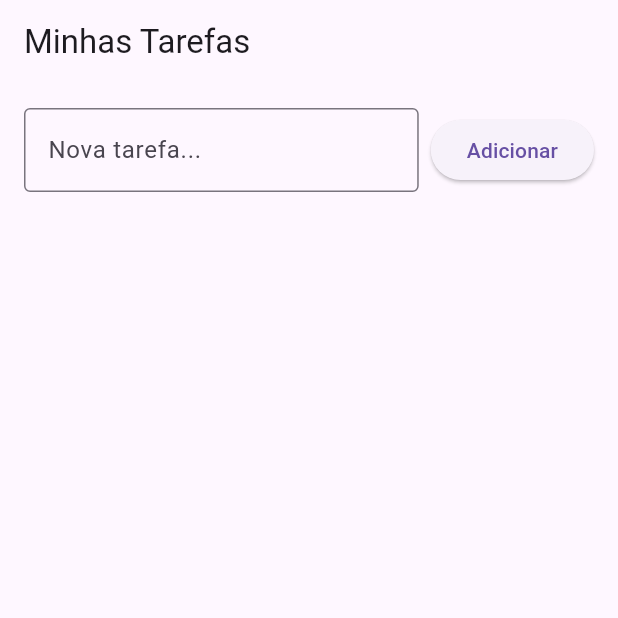
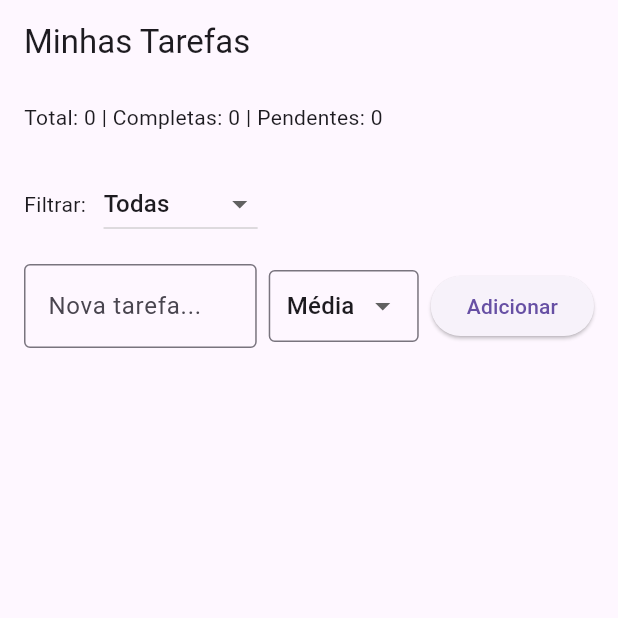
Before and after one commit to gustavo-p0/task_manager, a Flutter app: the screen it shows after launch, after a tap on "Adicionar", on a phone screen of 412 x 824 dp, the top half of it. Run offline on Flutter 3.47's test engine with Material 3 defaults, Android fonts, the phone set to English and light mode, and no system bars; our stand-ins replace sqflite; accounts and stored records are empty.

Commit message:
chore: add aditional features

```diff
--- a/lib/screens/task_list_screen.dart
+++ b/lib/screens/task_list_screen.dart
@@ -19,7 +19,10 @@ class TaskListScreen extends StatefulWidget {
 
 class _TaskListScreenState extends State<TaskListScreen> {
   List<Task> _tasks = [];
+  List<Task> _filteredTasks = [];
   final _titleController = TextEditingController();
+  String _selectedPriority = 'medium';
+  String _selectedFilter = 'todas';
 
   @override
   void initState() {
@@ -29,13 +32,34 @@ class _TaskListScreenState extends State<TaskListScreen> {
 
   Future<void> _loadTasks() async {
     final tasks = await DatabaseService.instance.readAll();
-    setState(() => _tasks = tasks);
+    setState(() {
+      _tasks = tasks;
+      _applyFilter();
+    });
+  }
+
+  void _applyFilter() {
+    setState(() {
+      switch (_selectedFilter) {
+        case 'completas':
+          _filteredTasks = _tasks.where((task) => task.completed).toList();
+          break;
+        case 'pendentes':
+          _filteredTasks = _tasks.where((task) => !task.completed).toList();
+          break;
+        default:
+          _filteredTasks = _tasks;
+      }
+    });
   }
 
   Future<void> _addTask() async {
     if (_titleController.text.trim().isEmpty) return;
 
-    final task = Task(title: _titleController.text.trim());
+    final task = Task(
+      title: _titleController.text.trim(),
+      priority: _selectedPriority,
+    );
     await DatabaseService.instance.create(task);
     _titleController.clear();
     _loadTasks();
@@ -52,17 +76,88 @@ class _TaskListScreenState extends State<TaskListScreen> {
     _loadTasks();
   }
 
+  String _getPriorityText(String priority) {
+    switch (priority) {
+      case 'high':
+        return 'Alta';
+      case 'medium':
+        return 'Média';
+      case 'low':
+        return 'Baixa';
+      default:
+        return 'Média';
+    }
+  }
+
+  Color _getPriorityColor(String priority) {
+    switch (priority) {
+      case 'high':
+        return Colors.red;
+      case 'medium':
+        return Colors.orange;
+      case 'low':
+        return Colors.green;
+      default:
+        return Colors.orange;
+    }
+  }
+
   @override
   Widget build(BuildContext context) {
+    final completedCount = _tasks.where((task) => task.completed).length;
+    final pendingCount = _tasks.where((task) => !task.completed).length;
+
     return Scaffold(
       appBar: AppBar(
         title: const Text('Minhas Tarefas'),
+        bottom: PreferredSize(
+          preferredSize: const Size.fromHeight(40),
+          child: Padding(
+            padding: const EdgeInsets.symmetric(horizontal: 16, vertical: 8),
+            child: Row(
+              mainAxisAlignment: MainAxisAlignment.spaceBetween,
+              children: [
+                Text(
+                  'Total: ${_tasks.length} | Completas: $completedCount | Pendentes: $pendingCount',
+                  style: const TextStyle(fontSize: 14),
+                ),
+              ],
+            ),
+          ),
+        ),
       ),
       body: Column(
         children: [
+          // Filtros
           Padding(
             padding: const EdgeInsets.all(16),
             child: Row(
+              children: [
+                const Text('Filtrar: '),
+                const SizedBox(width: 8),
+                DropdownButton<String>(
+                  value: _selectedFilter,
+                  onChanged: (String? newValue) {
+                    setState(() {
+                      _selectedFilter = newValue!;
+                      _applyFilter();
+                    });
+                  },
+                  items: const [
+                    DropdownMenuItem(value: 'todas', child: Text('Todas')),
+                    DropdownMenuItem(value: 'pendentes', child: Text('Pendentes')),
+                    DropdownMenuItem(value: 'completas', child: Text('Completas')),
+                  ],
+                ),
+              ],
+            ),
+          ),
+          // Formulário de nova tarefa
+          Padding(
+            padding: const EdgeInsets.symmetric(horizontal: 16),
+            child: Column(
+              children: [
+                Row(
                   children: [
                     Expanded(
                       child: TextField(
@@ -74,19 +169,46 @@ class _TaskListScreenState extends State<TaskListScreen> {
                       ),
                     ),
                     const SizedBox(width: 8),
+                    SizedBox(
+                      width: 100,
+                      child: DropdownButtonFormField<String>(
+                        value: _selectedPriority,
+                        decoration: const InputDecoration(
+                          border: OutlineInputBorder(),
+                          contentPadding: EdgeInsets.symmetric(horizontal: 8),
+                        ),
+                        onChanged: (String? newValue) {
+                          setState(() {
+                            _selectedPriority = newValue!;
+                          });
+                        },
+                        items: const [
+                          DropdownMenuItem(value: 'low', child: Text('Baixa')),
+                          DropdownMenuItem(value: 'medium', child: Text('Média')),
+                          DropdownMenuItem(value: 'high', child: Text('Alta')),
+                        ],
+                      ),
+                    ),
+                    const SizedBox(width: 8),
                     ElevatedButton(
                       onPressed: _addTask,
                       child: const Text('Adicionar'),
                     ),
                   ],
                 ),
+              ],
             ),
+          ),
+          const SizedBox(height: 16),
+          // Lista de tarefas
           Expanded(
             child: ListView.builder(
-              itemCount: _tasks.length,
+              itemCount: _filteredTasks.length,
               itemBuilder: (context, index) {
-                final task = _tasks[index];
-                return ListTile(
+                final task = _filteredTasks[index];
+                return Card(
+                  margin: const EdgeInsets.symmetric(horizontal: 16, vertical: 4),
+                  child: ListTile(
                     leading: Checkbox(
                       value: task.completed,
                       onChanged: (_) => _toggleTask(task),
@@ -99,9 +221,33 @@ class _TaskListScreenState extends State<TaskListScreen> {
                             : null,
                       ),
                     ),
+                    subtitle: Row(
+                      children: [
+                        Container(
+                          padding: const EdgeInsets.symmetric(horizontal: 8, vertical: 2),
+                          decoration: BoxDecoration(
+                            color: _getPriorityColor(task.priority).withOpacity(0.2),
+                            borderRadius: BorderRadius.circular(12),
+                            border: Border.all(
+                              color: _getPriorityColor(task.priority),
+                              width: 1,
+                            ),
+                          ),
+                          child: Text(
+                            _getPriorityText(task.priority),
+                            style: TextStyle(
+                              color: _getPriorityColor(task.priority),
+                              fontSize: 12,
+                              fontWeight: FontWeight.bold,
+                            ),
+                          ),
+                        ),
+                      ],
+                    ),
                     trailing: IconButton(
                       icon: const Icon(Icons.delete),
                       onPressed: () => _deleteTask(task.id),
+                    ),
                   ),
                 );
               },
```
Lines whose indentation alone changed are shown as unchanged.
